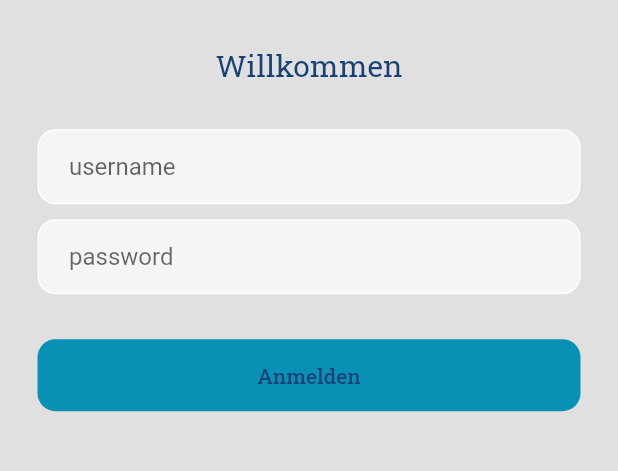
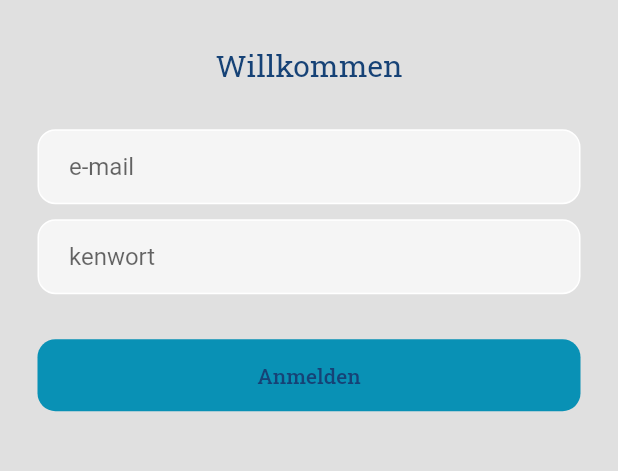
Before and after one commit to besimsherifi/kika_storen, a Flutter app: the screen it shows after launch, on a phone screen of 412 x 824 dp, the part 465-936 px from its top. Run offline on Flutter 3.47's test engine with Material 2 defaults, Android fonts, the light colour scheme and no system bars; our stand-ins replace firebase_auth, firebase_core, google_fonts; accounts and stored records are empty.

Commit message:
commit:Authentication(Err-Handling) *added error messages in german and seperated the error widget

```diff
--- a/lib/screens/auth_screen.dart
+++ b/lib/screens/auth_screen.dart
@@ -1,16 +1,24 @@
 import 'package:flutter/material.dart';
 import 'package:google_fonts/google_fonts.dart';
-import 'package:kika_storen/screens/main_screen.dart';
 import 'package:kika_storen/utils/constants.dart';
+import 'package:kika_storen/widgets/auth_error_msg.dart';
+import 'package:kika_storen/widgets/auth_input.dart';
 import 'package:provider/provider.dart';
 
 import '../services/authentication_service.dart';
 
-class AuthScreen extends StatelessWidget {
-  AuthScreen({Key? key}) : super(key: key);
+class AuthScreen extends StatefulWidget {
+  const AuthScreen({Key? key}) : super(key: key);
 
+  @override
+  State<AuthScreen> createState() => _AuthScreenState();
+}
+
+class _AuthScreenState extends State<AuthScreen> {
   final TextEditingController emailController = TextEditingController();
   final TextEditingController passwordController = TextEditingController();
+
+  var message = '';
 
   @override
   Widget build(BuildContext context) {
@@ -43,49 +51,23 @@ class AuthScreen extends StatelessWidget {
                       const SizedBox(
                         height: 30,
                       ),
-                      Padding(
-                        padding: const EdgeInsets.symmetric(horizontal: 25.0),
-                        child: Container(
-                          decoration: BoxDecoration(
-                              color: Colors.grey[100],
-                              border: Border.all(color: Colors.white),
-                              borderRadius: BorderRadius.circular(12)),
-                          child: Padding(
-                            padding: const EdgeInsets.only(left: 20.0),
-                            child: TextField(
-                              controller: emailController,
-                              decoration: const InputDecoration(
-                                  border: InputBorder.none,
-                                  fillColor: Colors.white,
-                                  hintText: 'username'),
-                            ),
-                          ),
-                        ),
-                      ),
+                      AuthInput(
+                          passwordController: emailController,
+                          obscure: false,
+                          hint: 'e-mail'),
                       const SizedBox(
                         height: 10,
                       ),
-                      Padding(
-                        padding: const EdgeInsets.symmetric(horizontal: 25.0),
-                        child: Container(
-                          decoration: BoxDecoration(
-                              color: Colors.grey[100],
-                              border: Border.all(color: Colors.white),
-                              borderRadius: BorderRadius.circular(12)),
-                          child: Padding(
-                            padding: const EdgeInsets.only(left: 20.0),
-                            child: TextField(
-                              controller: passwordController,
-                              obscureText: true,
-                              decoration: const InputDecoration(
-                                  border: InputBorder.none,
-                                  fillColor: Colors.white,
-                                  hintText: 'password'),
-                            ),
-                          ),
-                        ),
+                      AuthInput(
+                        passwordController: passwordController,
+                        obscure: true,
+                        hint: 'kenwort',
                       ),
-                      const SizedBox(height: 30),
+                      const SizedBox(
+                        height: 15,
+                      ),
+                      if (message != '') AuthErrorMessage(message: message),
+                      const SizedBox(height: 15),
                       Padding(
                         padding: const EdgeInsets.symmetric(horizontal: 25.0),
                         child: Container(
@@ -102,6 +84,11 @@ class AuthScreen extends StatelessWidget {
                                     passwordController.text.trim(),
                                   );
                               print(res);
+                              setState(() {
+                                if (res != null) {
+                                  message = res;
+                                }
+                              });
                             },
                             child: Text(
                               'Anmelden',
--- /dev/null
+++ b/lib/widgets/auth_input.dart
@@ -0,0 +1,38 @@
+import 'package:flutter/material.dart';
+
+class AuthInput extends StatelessWidget {
+  const AuthInput(
+      {Key? key,
+      required this.passwordController,
+      required this.obscure,
+      required this.hint})
+      : super(key: key);
+
+  final TextEditingController passwordController;
+  final bool obscure;
+  final String hint;
+
+  @override
+  Widget build(BuildContext context) {
+    return Padding(
+      padding: const EdgeInsets.symmetric(horizontal: 25.0),
+      child: Container(
+        decoration: BoxDecoration(
+            color: Colors.grey[100],
+            border: Border.all(color: Colors.white),
+            borderRadius: BorderRadius.circular(12)),
+        child: Padding(
+          padding: const EdgeInsets.only(left: 20.0),
+          child: TextField(
+            controller: passwordController,
+            obscureText: obscure,
+            decoration: InputDecoration(
+                border: InputBorder.none,
+                fillColor: Colors.white,
+                hintText: hint),
+          ),
+        ),
+      ),
+    );
+  }
+}
```
Also changed, not shown: lib/services/authentication_service.dart (+20 -2 lines), lib/widgets/auth_error_msg.dart (added, +39 -0 lines).
